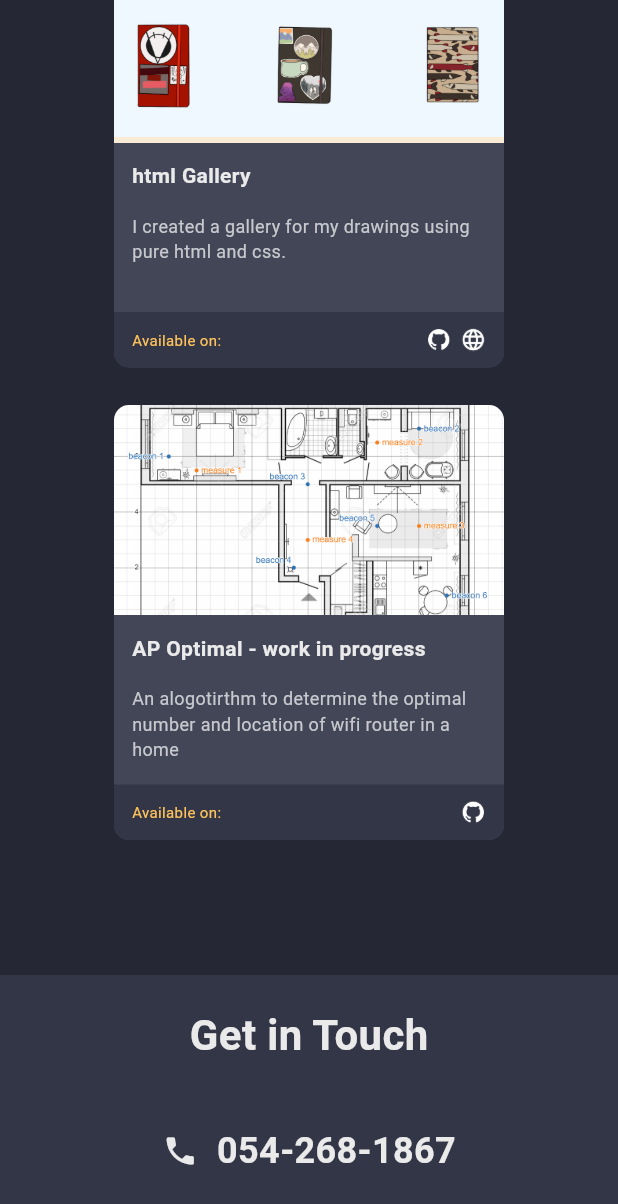
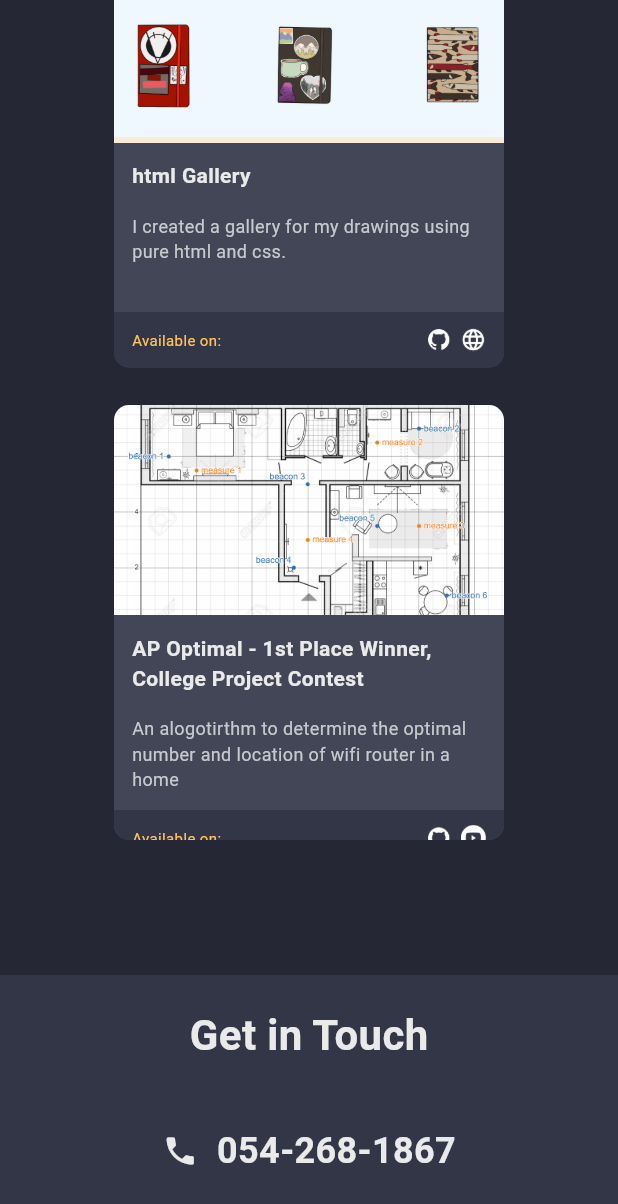
Before and after one commit to Yanai99/flutter-portfolio, a Flutter app: the screen it shows after launch, scrolled down 1728 dp, on a phone screen of 412 x 824 dp. Shown: the top 1204 px of the screen. Run offline on Flutter 3.47's test engine with Material 3 defaults, Android fonts, the phone set to English and light mode, and no system bars; missing offline and left inert: dart:js.

Commit message:
update project images and utils

```diff
--- a/lib/utils/project_utils.dart
+++ b/lib/utils/project_utils.dart
@@ -41,10 +41,12 @@ List<ProjectUtils> hobbyProjectUtils = [
   ),
   ProjectUtils(
       image: 'assets/projects/03.png',
-      title: 'AP Optimal - work in progress',
+      title: 'AP Optimal - 1st Place Winner, College Project Contest',
       subtitle:
           'An alogotirthm to determine the optimal number and location of wifi router in a home',
       githubLink:
           'https://play.google.com/store/apps/details?id=com.shohruhak.eng_pocket_dictionary',
+      youtubeLink:
+          'https://www.youtube.com/watch?v=zVYl4zMxhWw&ab_channel=ByteBender',
   ),
 ];
```
Also changed, not shown: assets/projects/04.png (deleted), assets/projects/05.png (deleted), assets/projects/06.png (deleted), assets/projects/w01.png (deleted), assets/projects/w02.png (deleted), assets/projects/w03.jpeg (deleted), pubspec.lock.
